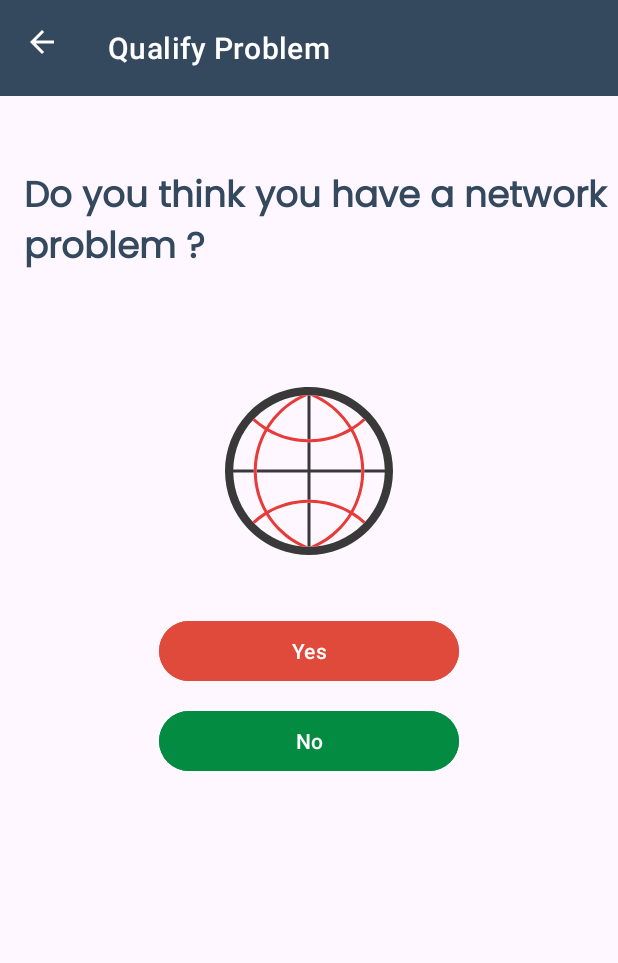
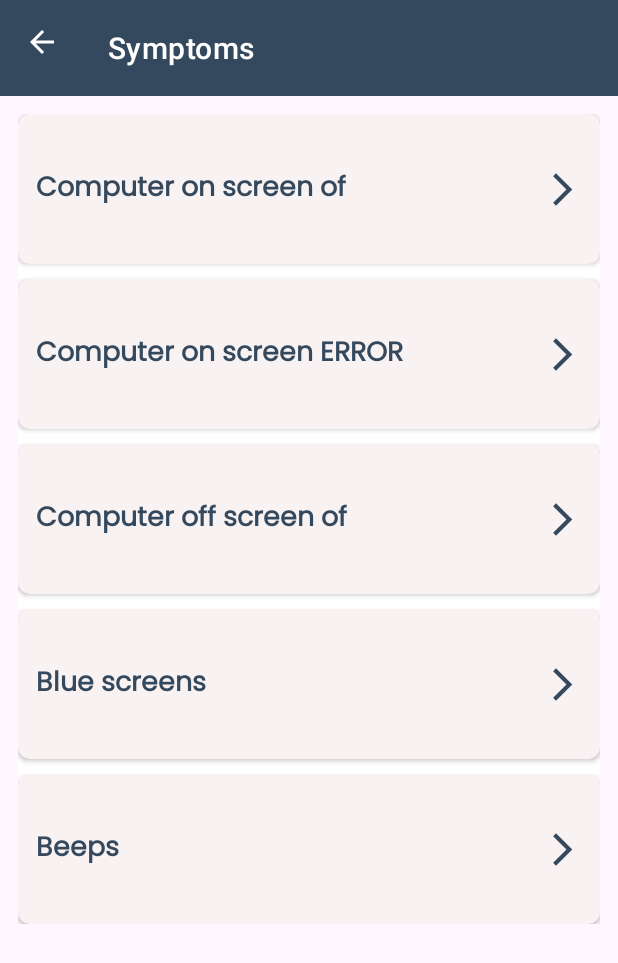
Before and after one commit to IDIR2626/FixIT_Expert_system_mobile_app, an Android app: the NetworkProblem screen opened directly, with no data from a screen before it, after a tap on "Yes", on a phone screen of 412 x 824 dp. Shown: the top 963 px of the screen. Run offline under Robolectric (Android 15) with nearby library versions, the phone set to English and light mode, and no system bars.

Commit message:
adding symptoms activity

```diff
--- a/app/src/main/AndroidManifest.xml
+++ b/app/src/main/AndroidManifest.xml
@@ -12,6 +12,12 @@
         android:supportsRtl="true"
         android:theme="@style/Theme.FixIT"
         tools:targetApi="31">
+        <activity
+            android:name=".SubSymptomsActivity"
+            android:exported="false" />
+        <activity
+            android:name=".SymptomsActivity"
+            android:exported="false" />
         <activity
             android:name=".NetworkProblem"
             android:exported="false" />
--- a/app/src/main/java/com/example/fixit/NetworkProblem.java
+++ b/app/src/main/java/com/example/fixit/NetworkProblem.java
@@ -5,6 +5,7 @@ import static com.example.fixit.R.id.no_btn_network;
 import androidx.appcompat.app.AppCompatActivity;
 
 import android.annotation.SuppressLint;
+import android.content.Intent;
 import android.os.Bundle;
 import android.view.View;
 import android.widget.Button;
@@ -24,14 +25,16 @@ public class NetworkProblem extends AppCompatActivity {
         yesBtn.setOnClickListener(new View.OnClickListener() {
             @Override
             public void onClick(View view) {
-                // Todo later
+                Intent intent = new Intent(NetworkProblem.this, SymptomsActivity.class);
+                startActivity(intent);
             }
         });
 
         noBtn.setOnClickListener(new View.OnClickListener() {
             @Override
             public void onClick(View view) {
-                // Todo later
+                Intent intent = new Intent(NetworkProblem.this, SymptomsActivity.class);
+                startActivity(intent);
             }
         });
     }
--- /dev/null
+++ b/app/src/main/java/com/example/fixit/SymptomsActivity.java
@@ -0,0 +1,44 @@
+package com.example.fixit;
+
+import androidx.appcompat.app.AppCompatActivity;
+
+import android.annotation.SuppressLint;
+import android.os.Bundle;
+import android.view.View;
+import android.widget.AdapterView;
+import android.widget.ListView;
+
+import com.example.fixit.helper_class.CustomAdapter;
+
+import java.util.ArrayList;
+import java.util.List;
+
+public class SymptomsActivity extends AppCompatActivity {
+    ListView listView;
+    List<String> symptoms ;
+    @SuppressLint("ResourceType")
+    @Override
+    protected void onCreate(Bundle savedInstanceState) {
+        super.onCreate(savedInstanceState);
+        setContentView(R.layout.activity_symptoms);
+
+        listView = findViewById(R.id.list_view);
+        symptoms = new ArrayList<String>();
+        symptoms.add("Computer on screen of");
+        symptoms.add("Computer on screen ERROR");
+        symptoms.add("Computer off screen of");
+        symptoms.add("Blue screens");
+        symptoms.add("Beeps");
+
+        CustomAdapter customAdapter = new CustomAdapter(this, (ArrayList<String>) symptoms, R.drawable.baseline_arrow_forward_ios_24);
+        listView.setAdapter(customAdapter);
+
+        listView.setOnItemClickListener(new AdapterView.OnItemClickListener() {
+            @Override
+            public void onItemClick(AdapterView<?> adapterView, View view, int position, long l) {
+                String item = customAdapter.getItem(position);
+
+            }
+        });
+    }
+}
--- /dev/null
+++ b/app/src/main/java/com/example/fixit/helper_class/CustomAdapter.java
@@ -0,0 +1,55 @@
+package com.example.fixit.helper_class;
+
+import android.content.Context;
+import android.view.LayoutInflater;
+import android.view.View;
+import android.view.ViewGroup;
+import android.widget.BaseAdapter;
+import android.widget.ImageView;
+import android.widget.TextView;
+
+import com.example.fixit.R;
+
+import java.util.ArrayList;
+import java.util.zip.Inflater;
+
+public class CustomAdapter extends BaseAdapter {
+    Context context;
+    ArrayList<String> symptoms;
+    int image;
+
+    LayoutInflater inflater;
+
+    public CustomAdapter(Context context, ArrayList<String> symptoms, int image){
+        this.context = context;
+        this.symptoms = symptoms;
+        this.image = image;
+        inflater = LayoutInflater.from(context);
+    }
+    @Override
+    public int getCount() {
+        return symptoms.toArray().length;
+    }
+
+    @Override
+    public String getItem(int i) {
+        return symptoms.toArray()[i].toString();
+    }
+
+    @Override
+    public long getItemId(int i) {
+        return 0;
+    }
+
+    @Override
+    public View getView(int position, View convertView, ViewGroup parent) {
+
+        convertView = inflater.inflate(R.layout.symptom_list_item, null);
+        TextView textView = (TextView) convertView.findViewById(R.id.item_name);
+        ImageView imageView= (ImageView) convertView.findViewById(R.id.item_list_icon);
+
+        textView.setText(symptoms.toArray()[position].toString());
+        imageView.setImageResource(R.drawable.baseline_arrow_forward_ios_24);
+        return convertView;
+    }
+}
--- /dev/null
+++ b/app/src/main/res/drawable/baseline_arrow_forward_ios_24.xml
@@ -0,0 +1,5 @@
+<vector android:autoMirrored="true" android:height="26dp"
+    android:tint="#34495E" android:viewportHeight="24"
+    android:viewportWidth="24" android:width="26dp" xmlns:android="http://schemas.android.com/apk/res/android">
+    <path android:fillColor="@android:color/white" android:pathData="M6.23,20.23l1.77,1.77l10,-10l-10,-10l-1.77,1.77l8.23,8.23z"/>
+</vector>
--- /dev/null
+++ b/app/src/main/res/layout/activity_symptoms.xml
@@ -0,0 +1,39 @@
+<?xml version="1.0" encoding="utf-8"?>
+<androidx.constraintlayout.widget.ConstraintLayout xmlns:android="http://schemas.android.com/apk/res/android"
+    xmlns:app="http://schemas.android.com/apk/res-auto"
+    xmlns:tools="http://schemas.android.com/tools"
+    android:layout_width="match_parent"
+    android:layout_height="match_parent"
+    tools:context=".SymptomsActivity">
+
+    <com.google.android.material.appbar.AppBarLayout
+        android:id="@+id/appBarLayout"
+        android:layout_width="match_parent"
+        android:layout_height="wrap_content"
+        app:layout_constraintStart_toStartOf="parent"
+        tools:ignore="MissingConstraints">
+
+        <com.google.android.material.appbar.MaterialToolbar
+            android:id="@+id/topAppBar"
+            style="@style/Widget.MaterialComponents.Toolbar.Primary"
+            android:layout_width="match_parent"
+            android:layout_height="?attr/actionBarSize"
+            android:backgroundTint="@color/dark_blue"
+            app:navigationIcon="@drawable/baseline_arrow_back_24"
+            app:title="Symptoms" />
+
+        <ListView
+            android:id="@+id/list_view"
+            android:layout_width="match_parent"
+            android:layout_height="match_parent"
+            android:divider="@color/white"
+            android:dividerHeight="10.0dp"
+            android:layout_margin="12dp"
+            app:layout_constraintEnd_toEndOf="parent"
+            app:layout_constraintStart_toStartOf="parent"
+            app:layout_constraintTop_toBottomOf="@+id/appBarLayout"
+             />
+
+    </com.google.android.material.appbar.AppBarLayout>
+
+</androidx.constraintlayout.widget.ConstraintLayout>
--- /dev/null
+++ b/app/src/main/res/layout/symptom_list_item.xml
@@ -0,0 +1,40 @@
+<?xml version="1.0" encoding="utf-8"?>
+<androidx.cardview.widget.CardView xmlns:android="http://schemas.android.com/apk/res/android"
+    android:layout_width="match_parent"
+    android:layout_height="100dp"
+    xmlns:app="http://schemas.android.com/apk/res-auto"
+    android:layout_marginStart="12dp"
+    android:layout_marginEnd="12dp"
+    android:layout_marginVertical="10dp"
+    android:layout_marginHorizontal="10dp"
+    android:backgroundTint="#F9F2F2"
+    app:cardCornerRadius="8dp">
+
+    <androidx.constraintlayout.widget.ConstraintLayout
+        android:layout_width="match_parent"
+        android:layout_height="100dp">
+
+
+        <ImageView
+            android:id="@+id/item_list_icon"
+            android:layout_width="wrap_content"
+            android:layout_height="wrap_content"
+            android:layout_marginEnd="12dp"
+            app:layout_constraintBottom_toBottomOf="parent"
+            app:layout_constraintEnd_toEndOf="parent"
+            app:layout_constraintTop_toTopOf="parent"
+            app:srcCompat="@drawable/baseline_arrow_forward_ios_24" />
+
+        <TextView
+            android:id="@+id/item_name"
+            style="@style/symptom_list_item_text"
+            android:layout_width="wrap_content"
+            android:layout_height="wrap_content"
+            android:layout_marginStart="12dp"
+            android:text="Symptom name"
+            app:layout_constraintBottom_toBottomOf="parent"
+            app:layout_constraintStart_toStartOf="parent"
+            app:layout_constraintTop_toTopOf="parent" />
+    </androidx.constraintlayout.widget.ConstraintLayout>
+
+</androidx.cardview.widget.CardView>
--- a/app/src/main/res/values/themes.xml
+++ b/app/src/main/res/values/themes.xml
@@ -25,4 +25,20 @@
         <item name="android:letterSpacing">0</item>
     </style>
 
+    <style name="symptom_list_item_text">
+        <item name="android:textSize">18sp</item>
+        <item name="android:textColor">@color/dark_blue</item>
+        <item name="android:fontFamily">@font/poppins</item>
+        <item name="android:textStyle">bold</item>
+        <item name="android:letterSpacing">0</item>
+    </style>
+
+    <style name="sub_problem_title">
+        <item name="android:textSize">24sp</item>
+        <item name="android:textColor">@color/orange</item>
+        <item name="android:fontFamily">@font/poppins</item>
+        <item name="android:textStyle">bold</item>
+        <item name="android:letterSpacing">0</item>
+    </style>
+
 </resources>
```
Also changed, not shown: app/src/main/java/com/example/fixit/SubSymptomsActivity.java (added, +19 -0 lines), app/src/main/res/layout/activity_sub_symptoms.xml (added, +48 -0 lines).
